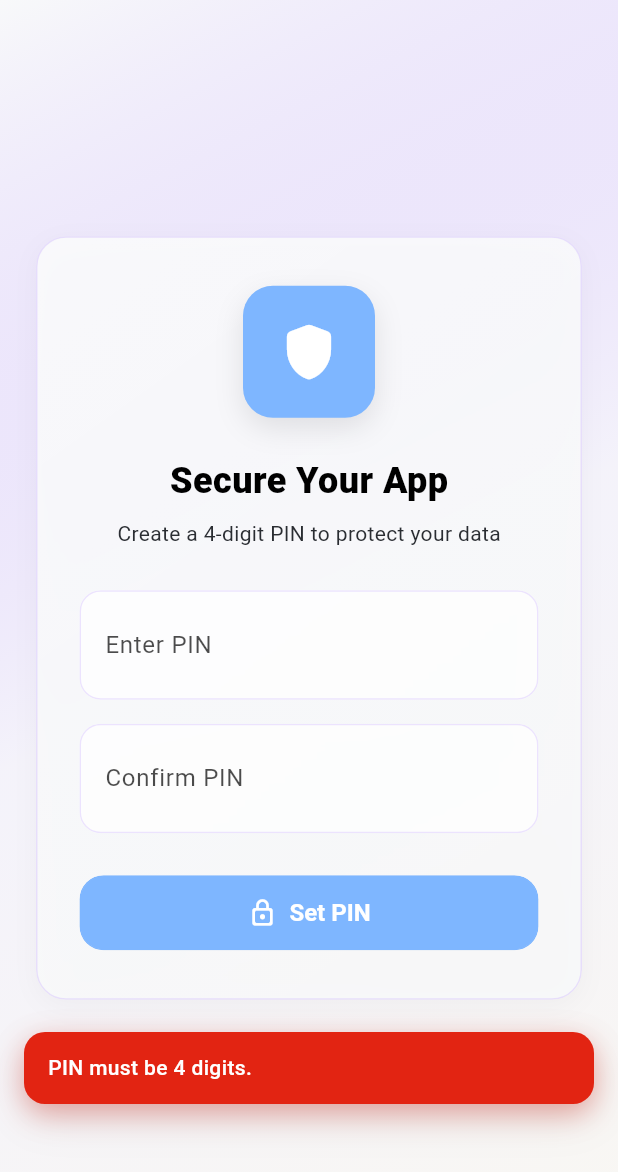
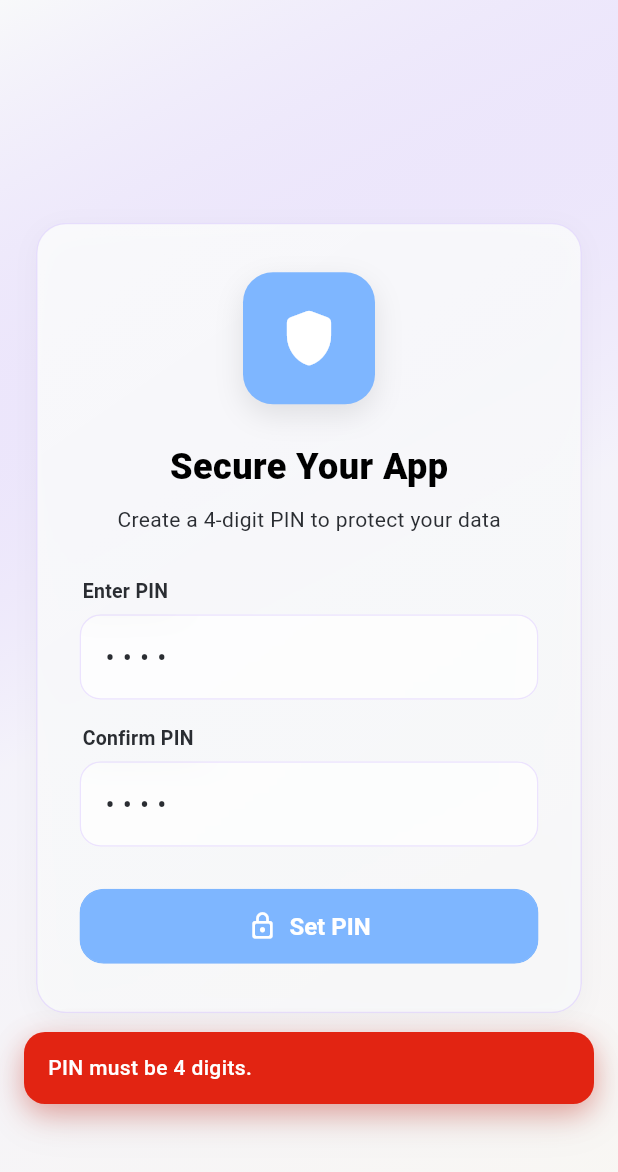
Before and after one commit to PranjalPatel45/LenDen, a Flutter app: the screen it shows after launch, after a tap on "Set PIN", on a phone screen of 412 x 824 dp. Shown: the top 1172 px of the screen. Run offline on Flutter 3.47's test engine with Material 3 defaults, Android fonts, the phone set to English and light mode, and no system bars; our stand-ins replace flutter_contacts, flutter_secure_storage, hive, hive_flutter, local_auth; accounts and stored records are empty.

Commit message:
bug fix 7

```diff
--- a/lib/data/security_repository.dart
+++ b/lib/data/security_repository.dart
@@ -31,10 +31,20 @@ class SecurityRepository {
   final FlutterSecureStorage _storage;
 
   Future<List<int>> getOrCreateHiveEncryptionKey() async {
-    var storedKey = await _storage.read(key: _hiveEncryptionKey);
+    String? storedKey;
+    try {
+      storedKey = await _storage.read(key: _hiveEncryptionKey);
+    } catch (_) {
+      try {
+        await _storage.delete(key: _hiveEncryptionKey);
+      } catch (_) {}
+    }
+
     if (storedKey == null) {
       storedKey = base64Url.encode(Hive.generateSecureKey());
+      try {
         await _storage.write(key: _hiveEncryptionKey, value: storedKey);
+      } catch (_) {}
     }
 
     final decoded = base64Url.decode(storedKey);
@@ -64,28 +74,39 @@ class SecurityRepository {
       hash: _hashPin(pin, salt),
     );
     await _writePinCredential(credential);
+    try {
       await _storage.delete(key: _pinAttemptStateKey);
+    } catch (_) {}
   }
 
   Future<void> removePin() async {
+    try {
       await _storage.delete(key: _appPinKey);
+    } catch (_) {}
     if (Hive.isBoxOpen(_settingsBoxName)) {
       final box = Hive.box<dynamic>(_settingsBoxName);
       await box.delete(_pinBackupKey);
       await box.delete('is_biometric_enabled');
       await box.delete('prefer_pin_over_biometric');
     }
+    try {
       await _storage.delete(key: _pinAttemptStateKey);
       await _storage.delete(key: _recoveryQuestionsKey);
       await _storage.delete(key: _recoveryAttemptStateKey);
+    } catch (_) {}
   }
 
   Future<_PinCredential?> _readPinCredential() async {
-    var stored = await _storage.read(key: _appPinKey);
+    String? stored;
+    try {
+      stored = await _storage.read(key: _appPinKey);
+    } catch (_) {}
     if (stored == null) {
       stored = _readPinBackup();
       if (stored != null) {
+        try {
           await _storage.write(key: _appPinKey, value: stored);
+        } catch (_) {}
       }
     } else {
       await _writePinBackup(stored);
--- a/lib/screen/lock_screen.dart
+++ b/lib/screen/lock_screen.dart
@@ -32,7 +32,7 @@ class LockScreen extends StatefulWidget {
   State<LockScreen> createState() => _LockScreenState();
 }
 
-class _LockScreenState extends State<LockScreen> with TickerProviderStateMixin {
+class _LockScreenState extends State<LockScreen> with TickerProviderStateMixin, WidgetsBindingObserver {
   final _newPinController = TextEditingController();
   final _confirmPinController = TextEditingController();
   final _localAuth = LocalAuthentication();
@@ -60,10 +60,25 @@ class _LockScreenState extends State<LockScreen> with TickerProviderStateMixin {
   @override
   void initState() {
     super.initState();
+    WidgetsBinding.instance.addObserver(this);
     _setupEntryAnimations();
     _setupShakeAnimation();
     unawaited(_checkSetupAndBiometrics());
     unawaited(_entryController.forward());
+  }
+
+  @override
+  void didChangeAppLifecycleState(AppLifecycleState state) {
+    if (state == AppLifecycleState.resumed) {
+      if (!_isSetupMode &&
+          _canCheckBiometrics &&
+          widget.settingsRepository.isBiometricEnabled &&
+          !widget.settingsRepository.preferPinOverBiometric &&
+          !_isPinLocked) {
+        _hasAutoPromptedBiometrics = true;
+        unawaited(_authenticateWithBiometrics());
+      }
+    }
   }
 
   void _setupEntryAnimations() {
@@ -104,6 +119,7 @@ class _LockScreenState extends State<LockScreen> with TickerProviderStateMixin {
 
   @override
   void dispose() {
+    WidgetsBinding.instance.removeObserver(this);
     _entryController.dispose();
     _shakeController.dispose();
     _enteredPin.dispose();
@@ -948,7 +964,23 @@ class _LockScreenState extends State<LockScreen> with TickerProviderStateMixin {
     required TextEditingController controller,
     required String label,
   }) {
-    return ClipRRect(
+    return Column(
+      crossAxisAlignment: CrossAxisAlignment.start,
+      mainAxisSize: MainAxisSize.min,
+      children: [
+        Padding(
+          padding: const EdgeInsets.only(left: 2, bottom: 6),
+          child: Text(
+            label,
+            style: const TextStyle(
+              color: AppColors.primaryText,
+              fontSize: 13,
+              fontWeight: FontWeight.w600,
+              letterSpacing: 0.2,
+            ),
+          ),
+        ),
+        ClipRRect(
           borderRadius: BorderRadius.circular(14),
           child: BackdropFilter(
             filter: ImageFilter.blur(sigmaX: 12, sigmaY: 12),
@@ -967,11 +999,9 @@ class _LockScreenState extends State<LockScreen> with TickerProviderStateMixin {
                 ],
                 obscureText: true,
                 style: const TextStyle(color: AppColors.black, fontSize: 18),
-            decoration: InputDecoration(
-              labelText: label,
-              labelStyle: TextStyle(
-                color: AppColors.black.withValues(alpha: 0.7),
-              ),
+                decoration: const InputDecoration(
+                  hintText: '• • • •',
+                  floatingLabelBehavior: FloatingLabelBehavior.never,
                   border: InputBorder.none,
                   enabledBorder: InputBorder.none,
                   focusedBorder: InputBorder.none,
@@ -979,7 +1009,7 @@ class _LockScreenState extends State<LockScreen> with TickerProviderStateMixin {
                   errorBorder: InputBorder.none,
                   focusedErrorBorder: InputBorder.none,
                   filled: false,
-              contentPadding: const EdgeInsets.symmetric(
+                  contentPadding: EdgeInsets.symmetric(
                     horizontal: 16,
                     vertical: 14,
                   ),
@@ -987,6 +1017,8 @@ class _LockScreenState extends State<LockScreen> with TickerProviderStateMixin {
               ),
             ),
           ),
+        ),
+      ],
     );
   }
 
--- a/lib/screen/manage_categories_screen.dart
+++ b/lib/screen/manage_categories_screen.dart
@@ -52,8 +52,7 @@ class _ManageCategoriesScreenState extends State<ManageCategoriesScreen> {
           controller: editController,
           autofocus: true,
           decoration: const InputDecoration(
-            labelText: 'Category Name',
-            hintText: 'Enter new category name',
+            hintText: 'Enter category name',
           ),
         ),
         actions: [
--- a/lib/screen/settings_screen.dart
+++ b/lib/screen/settings_screen.dart
@@ -331,7 +331,7 @@ class _SettingsScreenState extends State<SettingsScreen> {
                           ],
                           onSubmitted: (_) => unawaited(verify()),
                           decoration: InputDecoration(
-                            labelText: 'Current 4-digit PIN',
+                            hintText: 'Current 4-digit PIN',
                             errorText: errorText,
                             counterText: '',
                           ),
--- a/lib/utils/app_snackbar.dart
+++ b/lib/utils/app_snackbar.dart
@@ -97,8 +97,12 @@ class AppSnackbar {
     VoidCallback? onAction,
   }) {
     // Remove any existing overlay snackbar first
-    _currentEntry?.remove();
-    _currentEntry = null;
+    if (_currentEntry != null) {
+      try {
+        _currentEntry!.remove();
+      } catch (_) {}
+      _currentEntry = null;
+    }
 
     OverlayEntry? entry;
     entry = OverlayEntry(
@@ -109,8 +113,12 @@ class AppSnackbar {
         actionLabel: actionLabel,
         onAction: onAction,
         onDismissed: () {
-          entry?.remove();
-          _currentEntry = null;
+          try {
+            entry?.remove();
+          } catch (_) {}
+          if (_currentEntry == entry) {
+            _currentEntry = null;
+          }
         },
       ),
     );
--- a/lib/widget/glass_widgets.dart
+++ b/lib/widget/glass_widgets.dart
@@ -243,6 +243,7 @@ class GlassButton extends StatelessWidget {
   final double radius;
   final Color? color;
   final Color? foregroundColor;
+  final bool isLoading;
 
   const GlassButton({
     super.key,
@@ -251,16 +252,19 @@ class GlassButton extends StatelessWidget {
     this.radius = 16,
     this.color,
     this.foregroundColor,
+    this.isLoading = false,
   });
 
   @override
   Widget build(BuildContext context) {
+    final effectiveOnPressed = isLoading ? null : onPressed;
+
     return PressScale(
-      enabled: onPressed != null,
+      enabled: effectiveOnPressed != null,
       pressedScale: 0.975,
       child: Semantics(
         button: true,
-        enabled: onPressed != null,
+        enabled: effectiveOnPressed != null,
         child: ClipRRect(
           borderRadius: BorderRadius.circular(radius),
           child: BackdropFilter(
@@ -268,7 +272,7 @@ class GlassButton extends StatelessWidget {
             child: Material(
               color: Colors.transparent,
               child: InkWell(
-                onTap: onPressed,
+                onTap: effectiveOnPressed,
                 child: Container(
                   constraints: const BoxConstraints(minHeight: 48),
                   padding: const EdgeInsets.symmetric(
@@ -298,7 +302,20 @@ class GlassButton extends StatelessWidget {
                       fontWeight: FontWeight.w600,
                     ),
                     textAlign: TextAlign.center,
-                    child: child,
+                    child: isLoading
+                        ? SizedBox(
+                            height: 20,
+                            child: Center(
+                              child: SizedBox.square(
+                                dimension: 18,
+                                child: CircularProgressIndicator(
+                                  strokeWidth: 2,
+                                  color: foregroundColor ?? AppColors.white,
+                                ),
+                              ),
+                            ),
+                          )
+                        : child,
                   ),
                 ),
               ),
--- a/lib/widget/transaction_form.dart
+++ b/lib/widget/transaction_form.dart
@@ -201,6 +201,7 @@ class TransactionForm extends StatelessWidget {
                   Expanded(
                     child: GlassButton(
                       onPressed: isSubmitting ? null : onSubmit,
+                      isLoading: isSubmitting,
                       radius: 14,
                       color: submitColor,
                       foregroundColor: submitForegroundColor,
```
Also changed, not shown: lib/screen/connect_screen.dart (+17 -5 lines), lib/screen/forgot_pin_screen.dart (+16 -18 lines), lib/screen/recovery_questions_screen.dart (+11 -21 lines). Lines whose indentation alone changed are shown as unchanged.
